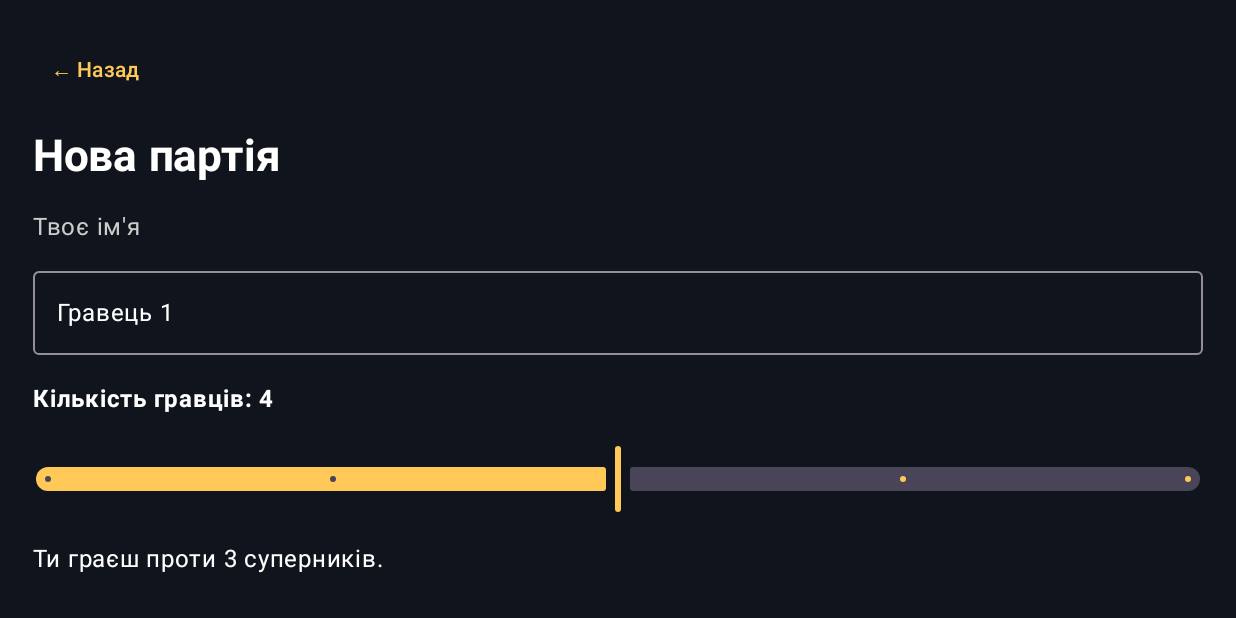
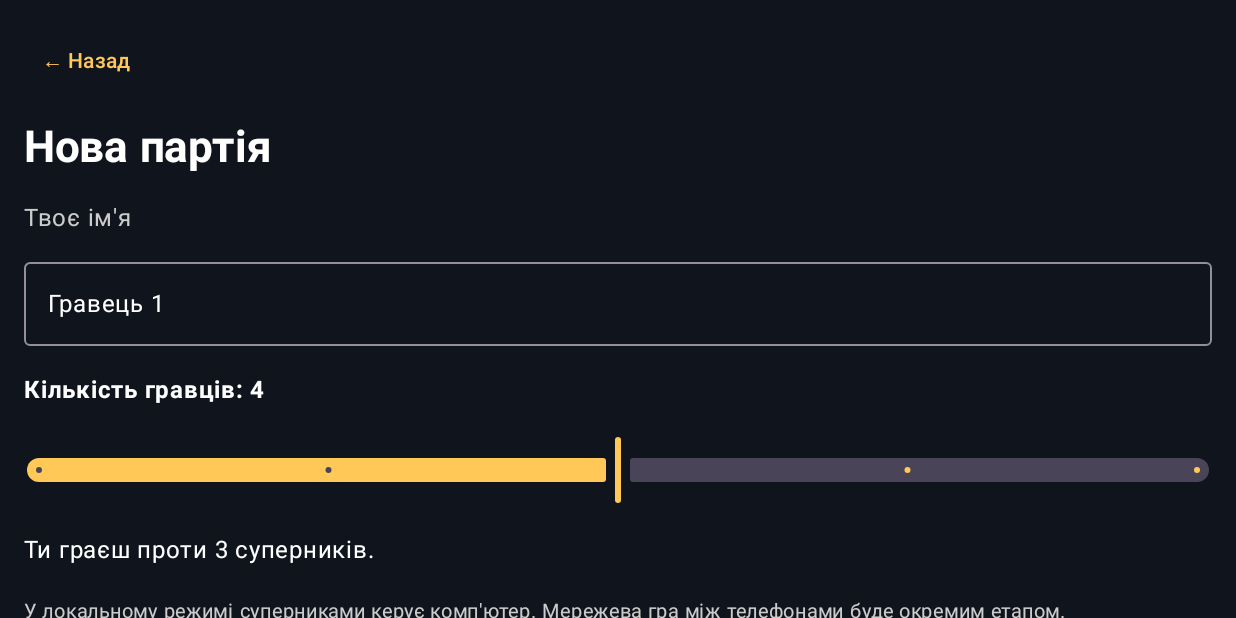
Before and after one commit to steg5/new, an Android app built with Jetpack Compose: the screen it shows after launch (MainActivity), after a tap on "НОВА ГРА", on a phone screen of 824 x 412 dp (held sideways). Run offline under Robolectric (Android 15) with nearby library versions, the phone set to English and light mode, and no system bars.

Commit message:
Improve compact landscape game interface

```diff
--- a/app/src/main/java/ua/gryntsiv/game/MainActivity.kt
+++ b/app/src/main/java/ua/gryntsiv/game/MainActivity.kt
@@ -12,6 +12,7 @@ import androidx.compose.foundation.layout.*
 import androidx.compose.foundation.lazy.LazyRow
 import androidx.compose.foundation.lazy.items
 import androidx.compose.foundation.rememberScrollState
+import androidx.compose.foundation.verticalScroll
 import androidx.compose.foundation.shape.CircleShape
 import androidx.compose.foundation.shape.RoundedCornerShape
 import androidx.compose.material3.*
@@ -160,17 +161,22 @@ fun HomeScreen(
     onHistory: () -> Unit,
     onScores: () -> Unit
 ) {
+    Row(
+        Modifier.fillMaxSize().padding(horizontal = 18.dp, vertical = 12.dp),
+        horizontalArrangement = Arrangement.spacedBy(18.dp),
+        verticalAlignment = Alignment.CenterVertically
+    ) {
         Column(
-        Modifier.fillMaxSize().padding(horizontal = 25.dp, vertical = 22.dp),
-        horizontalAlignment = Alignment.CenterHorizontally
+            Modifier.weight(0.9f).fillMaxHeight(),
+            horizontalAlignment = Alignment.CenterHorizontally,
+            verticalArrangement = Arrangement.SpaceEvenly
         ) {
-        Spacer(Modifier.height(45.dp))
-        Text("GRYNTSIV", fontSize = 42.sp, fontWeight = FontWeight.Black, color = GOLD)
-        Text("КАРТКОВА ГРА", color = Color.LightGray, letterSpacing = 4.sp, fontSize = 12.sp)
-        Spacer(Modifier.height(38.dp))
-
+            Column(horizontalAlignment = Alignment.CenterHorizontally) {
+                Text("GRYNTSIV", fontSize = 38.sp, fontWeight = FontWeight.Black, color = GOLD)
+                Text("КАРТКОВА ГРА", color = Color.LightGray, letterSpacing = 4.sp, fontSize = 11.sp)
+            }
             Box(
-            Modifier.fillMaxWidth().height(145.dp)
+                Modifier.fillMaxWidth().weight(1f).padding(vertical = 8.dp)
                     .background(
                         Brush.linearGradient(listOf(Color(0xFF263B38), Color(0xFF17231F))),
                         RoundedCornerShape(22.dp)
@@ -181,24 +187,34 @@ fun HomeScreen(
                     listOf(CardColor.RED, CardColor.BLUE, CardColor.GREEN, CardColor.YELLOW)
                         .forEachIndexed { i, c ->
                             Box(Modifier.rotate(if (i % 2 == 0) -8f else 8f)) {
-                            CardBack(color = c, width = 65.dp, height = 100.dp)
+                                CardBack(color = c, width = 52.dp, height = 80.dp)
                             }
                         }
                 }
             }
-
-        Spacer(Modifier.height(30.dp))
-        MainMenuButton("НОВА ГРА", "Створити локальну партію", onCreate, true)
-        Spacer(Modifier.height(12.dp))
-        MainMenuButton("ПРИЄДНАТИСЯ", "Грати через домашню Wi-Fi мережу", onJoin)
-        Spacer(Modifier.height(12.dp))
-        MainMenuButton("РЕЗУЛЬТАТИ", "Очки гравців", onScores)
-        Spacer(Modifier.height(12.dp))
-        MainMenuButton("ІСТОРІЯ", "Попередні партії", onHistory)
-        Spacer(Modifier.height(12.dp))
-        MainMenuButton("НАЛАШТУВАННЯ", "Теми карт та правила", onSettings)
-        Spacer(Modifier.weight(1f))
-        Text("GRYNTSIV  •  0.3.0", color = Color.Gray, fontSize = 11.sp)
+            Text("GRYNTSIV  •  0.3.0", color = Color.Gray, fontSize = 10.sp)
+        }
+        Column(
+            Modifier.weight(1.2f).fillMaxHeight(),
+            verticalArrangement = Arrangement.spacedBy(8.dp)
+        ) {
+            Row(Modifier.weight(1f), horizontalArrangement = Arrangement.spacedBy(8.dp)) {
+                MainMenuButton("НОВА ГРА", "Створити локальну партію", onCreate, true,
+                    Modifier.weight(1f).fillMaxHeight())
+                MainMenuButton("ПРИЄДНАТИСЯ", "Домашня Wi-Fi мережа", onJoin,
+                    modifier = Modifier.weight(1f).fillMaxHeight())
+            }
+            Row(Modifier.weight(1f), horizontalArrangement = Arrangement.spacedBy(8.dp)) {
+                MainMenuButton("РЕЗУЛЬТАТИ", "Очки гравців", onScores,
+                    modifier = Modifier.weight(1f).fillMaxHeight())
+                MainMenuButton("ІСТОРІЯ", "Попередні партії", onHistory,
+                    modifier = Modifier.weight(1f).fillMaxHeight())
+            }
+            Row(Modifier.weight(1f)) {
+                MainMenuButton("НАЛАШТУВАННЯ", "Теми карт та правила", onSettings,
+                    modifier = Modifier.fillMaxWidth().fillMaxHeight())
+            }
+        }
     }
 }
 
@@ -207,26 +223,27 @@ fun MainMenuButton(
     title: String,
     subtitle: String,
     onClick: () -> Unit,
-    primary: Boolean = false
+    primary: Boolean = false,
+    modifier: Modifier = Modifier
 ) {
     Surface(
         onClick = onClick,
         color = if (primary) GOLD else PANEL,
         shape = RoundedCornerShape(15.dp),
-        modifier = Modifier.fillMaxWidth()
+        modifier = modifier
     ) {
-        Column(Modifier.padding(horizontal = 18.dp, vertical = 13.dp)) {
-            Text(
-                title,
+        Column(
+            Modifier.fillMaxSize().padding(horizontal = 12.dp, vertical = 7.dp),
+            verticalArrangement = Arrangement.Center
+        ) {
+            Text(title,
                 color = if (primary) Color.Black else Color.White,
                 fontWeight = FontWeight.Bold,
-                fontSize = 15.sp
-            )
-            Text(
-                subtitle,
+                fontSize = 14.sp)
+            Text(subtitle,
                 color = if (primary) Color(0xFF51401C) else Color.LightGray,
-                fontSize = 11.sp
-            )
+                fontSize = 10.sp,
+                maxLines = 2)
         }
     }
 }
@@ -237,7 +254,7 @@ fun CreateRoomScreen(onBack: () -> Unit, onStart: (String, Int) -> Unit) {
     var participants by remember { mutableIntStateOf(4) }
 
     Column(
-        Modifier.fillMaxSize().padding(22.dp),
+        Modifier.fillMaxSize().verticalScroll(rememberScrollState()).padding(16.dp),
         verticalArrangement = Arrangement.spacedBy(17.dp)
     ) {
         TextButton(onClick = onBack) { Text("← Назад") }
@@ -275,7 +292,7 @@ fun CreateRoomScreen(onBack: () -> Unit, onStart: (String, Int) -> Unit) {
 @Composable
 fun JoinRoomScreen(onBack: () -> Unit) {
     Column(
-        Modifier.fillMaxSize().padding(22.dp),
+        Modifier.fillMaxSize().verticalScroll(rememberScrollState()).padding(16.dp),
         verticalArrangement = Arrangement.spacedBy(15.dp)
     ) {
         TextButton(onClick = onBack) { Text("← Назад") }
@@ -294,7 +311,7 @@ fun SettingsScreen(
     onBack: () -> Unit
 ) {
     Column(
-        Modifier.fillMaxSize().padding(22.dp),
+        Modifier.fillMaxSize().verticalScroll(rememberScrollState()).padding(16.dp),
         verticalArrangement = Arrangement.spacedBy(12.dp)
     ) {
         TextButton(onClick = onBack) { Text("← Назад") }
@@ -324,7 +341,7 @@ fun SettingsScreen(
 
 @Composable
 fun HistoryScreen(onBack: () -> Unit) {
-    Column(Modifier.fillMaxSize().padding(22.dp)) {
+    Column(Modifier.fillMaxSize().verticalScroll(rememberScrollState()).padding(16.dp)) {
         TextButton(onClick = onBack) { Text("← Назад") }
         Text("Історія ігор", fontSize = 28.sp, fontWeight = FontWeight.Bold)
         Spacer(Modifier.height(15.dp))
@@ -363,7 +380,7 @@ fun GameScreen(
     }
 
     Column(
-        Modifier.fillMaxSize().background(BG).padding(horizontal = 12.dp, vertical = 8.dp)
+        Modifier.fillMaxSize().background(BG).padding(horizontal = 8.dp, vertical = 4.dp)
     ) {
         // Верхня панель
         Row(
@@ -391,7 +408,7 @@ fun GameScreen(
 
         // Суперники
         Row(
-            Modifier.fillMaxWidth().padding(top = 5.dp, bottom = 8.dp),
+            Modifier.fillMaxWidth().padding(top = 2.dp, bottom = 4.dp),
             horizontalArrangement = Arrangement.spacedBy(7.dp)
         ) {
             state.players.drop(1).forEach { player ->
@@ -407,7 +424,7 @@ fun GameScreen(
                         )
                 ) {
                     Column(
-                        Modifier.padding(vertical = 8.dp, horizontal = 3.dp),
+                        Modifier.padding(vertical = 4.dp, horizontal = 3.dp),
                         horizontalAlignment = Alignment.CenterHorizontally
                     ) {
                         Text(if (player.isBot) "🤖" else "👤", fontSize = 19.sp)
@@ -465,7 +482,7 @@ fun GameScreen(
                     Column(horizontalAlignment = Alignment.CenterHorizontally) {
                         Text("ВЗЯТИ", color = Color.White, fontSize = 9.sp)
                         Box(Modifier.clickable(enabled = isMyTurn && !state.roundOver, onClick = onDraw)) {
-                            CardBack(width = 76.dp, height = 112.dp)
+                            CardBack(width = 54.dp, height = 80.dp)
                         }
                     }
                     Spacer(Modifier.width(24.dp))
@@ -473,10 +490,10 @@ fun GameScreen(
                         Text("СТІЛ", color = Color.White, fontSize = 9.sp)
                         val top = state.discardPile.lastOrNull()
                         if (top != null) {
-                            CardFace(top, settings.cardTheme, 76.dp, 112.dp)
+                            CardFace(top, settings.cardTheme, 54.dp, 80.dp)
                         } else {
                             Box(
-                                Modifier.size(76.dp, 112.dp)
+                                Modifier.size(54.dp, 80.dp)
                                     .border(1.dp, Color.White, RoundedCornerShape(12.dp))
                             )
                         }
@@ -509,15 +526,15 @@ fun GameScreen(
 
         // Реакції
         Row(
-            Modifier.fillMaxWidth().padding(top = 7.dp, bottom = 5.dp),
+            Modifier.fillMaxWidth().padding(top = 2.dp, bottom = 2.dp),
             horizontalArrangement = Arrangement.SpaceEvenly
         ) {
             listOf("😂", "🔥", "😎", "👏", "😮", "😡", "❤️", "🤔", "🙈", "💪", "🎉", "😭")
                 .forEach { emoji ->
                     Text(
                         emoji,
-                        fontSize = 19.sp,
-                        modifier = Modifier.clickable { reaction = emoji }.padding(2.dp)
+                        fontSize = 15.sp,
+                        modifier = Modifier.clickable { reaction = emoji }.padding(1.dp)
                     )
                 }
         }
@@ -532,7 +549,7 @@ fun GameScreen(
 
         // Рука гравця
         Row(
-            Modifier.fillMaxWidth().padding(top = 3.dp, bottom = 5.dp),
+            Modifier.fillMaxWidth().padding(top = 1.dp, bottom = 2.dp),
             horizontalArrangement = Arrangement.SpaceBetween,
             verticalAlignment = Alignment.CenterVertically
         ) {
@@ -541,8 +558,8 @@ fun GameScreen(
         }
 
         LazyRow(
-            Modifier.fillMaxWidth().height(125.dp),
-            horizontalArrangement = Arrangement.spacedBy((-12).dp),
+            Modifier.fillMaxWidth().height(82.dp),
+            horizontalArrangement = Arrangement.spacedBy((-9).dp),
             contentPadding = PaddingValues(horizontal = 4.dp)
         ) {
             items(human?.hand ?: emptyList(), key = { it.id }) { card ->
@@ -555,20 +572,20 @@ fun GameScreen(
                         }
                     }
                 ) {
-                    CardFace(card, settings.cardTheme, 73.dp, 112.dp)
+                    CardFace(card, settings.cardTheme, 52.dp, 80.dp)
                 }
             }
         }
 
         // Кнопки керування ходом
         Row(
-            Modifier.fillMaxWidth().padding(top = 6.dp, bottom = 5.dp),
+            Modifier.fillMaxWidth().padding(top = 2.dp, bottom = 2.dp),
             horizontalArrangement = Arrangement.spacedBy(9.dp)
         ) {
             Button(
                 onClick = onDraw,
                 enabled = isMyTurn && !state.roundOver,
-                modifier = Modifier.weight(1f).height(48.dp),
+                modifier = Modifier.weight(1f).height(36.dp),
                 shape = RoundedCornerShape(13.dp)
             ) {
                 Text(
@@ -582,7 +599,7 @@ fun GameScreen(
                 enabled = isMyTurn && !state.roundOver &&
                     (state.hasDrawnThisTurn || state.pendingDraw > 0 ||
                         state.pendingType == CardType.SKIP),
-                modifier = Modifier.weight(0.75f).height(48.dp),
+                modifier = Modifier.weight(0.75f).height(36.dp),
                 shape = RoundedCornerShape(13.dp)
             ) {
                 Text("ПАС", fontSize = 12.sp)
```
Lines whose indentation alone changed are shown as unchanged.
